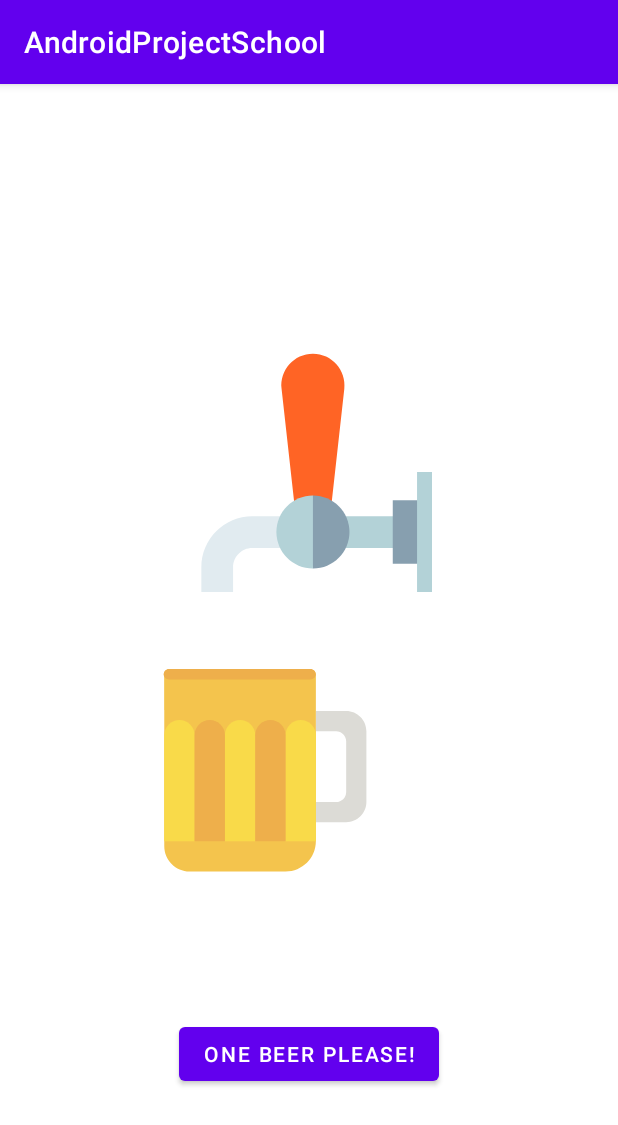
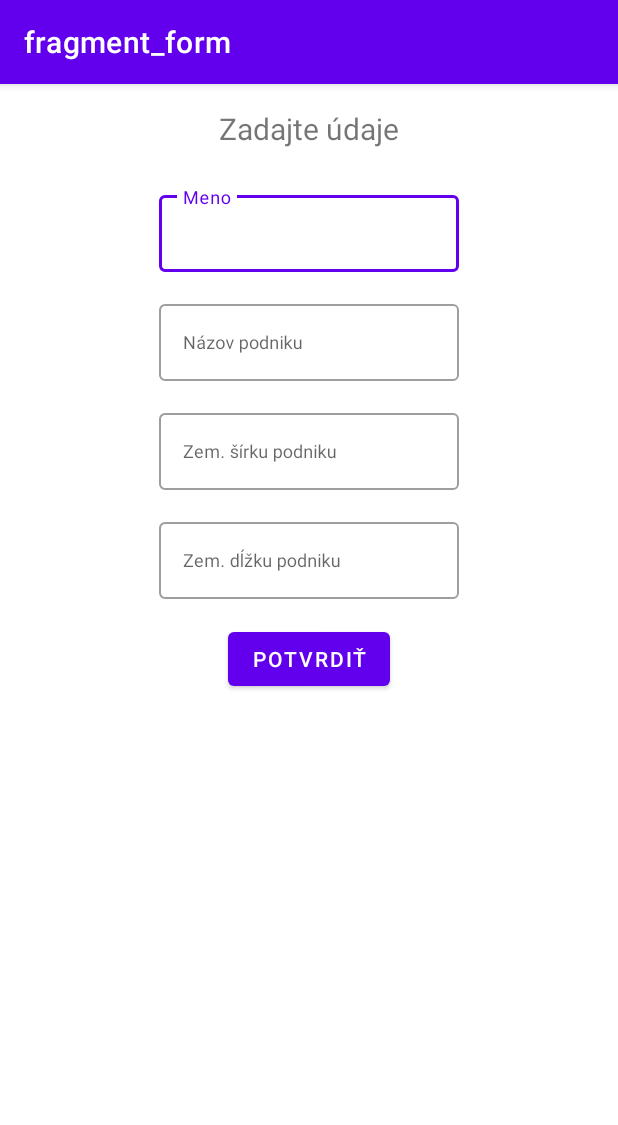
Before and after one commit to enivill/I-MOBV, an Android app: the screen it shows after launch (MainActivity), on a phone screen of 412 x 824 dp. Shown: the top 1125 px of the screen. Run offline under Robolectric (Android 15) with nearby library versions, the phone set to English and light mode, and no system bars; our stand-ins replace navigation-ui.

Commit message:
add fragments

```diff
--- /dev/null
+++ b/app/src/main/java/sk/mobv/androidprojectschool/BusinessFragment.kt
@@ -0,0 +1,59 @@
+package sk.mobv.androidprojectschool
+
+import android.os.Bundle
+import androidx.fragment.app.Fragment
+import android.view.LayoutInflater
+import android.view.View
+import android.view.ViewGroup
+
+// TODO: Rename parameter arguments, choose names that match
+// the fragment initialization parameters, e.g. ARG_ITEM_NUMBER
+private const val ARG_PARAM1 = "param1"
+private const val ARG_PARAM2 = "param2"
+
+/**
+ * A simple [Fragment] subclass.
+ * Use the [BusinessFragment.newInstance] factory method to
+ * create an instance of this fragment.
+ */
+class BusinessFragment : Fragment() {
+    // TODO: Rename and change types of parameters
+    private var param1: String? = null
+    private var param2: String? = null
+
+    override fun onCreate(savedInstanceState: Bundle?) {
+        super.onCreate(savedInstanceState)
+        arguments?.let {
+            param1 = it.getString(ARG_PARAM1)
+            param2 = it.getString(ARG_PARAM2)
+        }
+    }
+
+    override fun onCreateView(
+        inflater: LayoutInflater, container: ViewGroup?,
+        savedInstanceState: Bundle?
+    ): View? {
+        // Inflate the layout for this fragment
+        return inflater.inflate(R.layout.fragment_business, container, false)
+    }
+
+    companion object {
+        /**
+         * Use this factory method to create a new instance of
+         * this fragment using the provided parameters.
+         *
+         * @param param1 Parameter 1.
+         * @param param2 Parameter 2.
+         * @return A new instance of fragment BusinessFragment.
+         */
+        // TODO: Rename and change types and number of parameters
+        @JvmStatic
+        fun newInstance(param1: String, param2: String) =
+            BusinessFragment().apply {
+                arguments = Bundle().apply {
+                    putString(ARG_PARAM1, param1)
+                    putString(ARG_PARAM2, param2)
+                }
+            }
+    }
+}
--- /dev/null
+++ b/app/src/main/java/sk/mobv/androidprojectschool/FormFragment.kt
@@ -0,0 +1,49 @@
+package sk.mobv.androidprojectschool
+
+import android.os.Bundle
+import androidx.fragment.app.Fragment
+import android.view.LayoutInflater
+import android.view.View
+import android.view.ViewGroup
+import androidx.navigation.findNavController
+import sk.mobv.androidprojectschool.databinding.FragmentFormBinding
+
+// TODO: Rename parameter arguments, choose names that match
+// the fragment initialization parameters, e.g. ARG_ITEM_NUMBER
+private const val ARG_PARAM1 = "param1"
+private const val ARG_PARAM2 = "param2"
+
+/**
+ * A simple [Fragment] subclass.
+ * Use the [FormFragment.newInstance] factory method to
+ * create an instance of this fragment.
+ */
+class FormFragment : Fragment(){
+
+
+    private var _binding: FragmentFormBinding? = null
+    private val binding get() = _binding!!
+
+
+    override fun onCreate(savedInstanceState: Bundle?) {
+        super.onCreate(savedInstanceState)
+    }
+
+    override fun onCreateView(
+        inflater: LayoutInflater, container: ViewGroup?,
+        savedInstanceState: Bundle?
+    ): View? {
+        // Inflate the layout for this fragment
+        _binding = FragmentFormBinding.inflate(inflater, container, false)
+
+        return binding.root
+    }
+
+    override fun onViewCreated(view: View, savedInstanceState: Bundle?) {
+        super.onViewCreated(view, savedInstanceState)
+        binding.btnFormSubmit.setOnClickListener {
+            val action = FormFragmentDirections.actionFormFragmentToBusinessFragment()
+            view.findNavController().navigate(action)
+        }
+    }
+}
--- a/app/src/main/java/sk/mobv/androidprojectschool/MainActivity.kt
+++ b/app/src/main/java/sk/mobv/androidprojectschool/MainActivity.kt
@@ -3,13 +3,17 @@ package sk.mobv.androidprojectschool
 import androidx.appcompat.app.AppCompatActivity
 import android.os.Bundle
 import android.widget.Button
+import androidx.navigation.NavController
+import androidx.navigation.fragment.NavHostFragment
+import androidx.navigation.ui.setupActionBarWithNavController
 import com.airbnb.lottie.LottieAnimationView
+import sk.mobv.androidprojectschool.databinding.ActivityMainBinding
 
 //for binding
 //import sk.mobv.animation.databinding.ActivityMainBinding
 
 class MainActivity : AppCompatActivity() {
-
+    private lateinit var navController: NavController
     // WITH BINDING
 
     //    lateinit var binding: ActivityMainBinding
@@ -24,17 +28,23 @@ class MainActivity : AppCompatActivity() {
 //    }
     override fun onCreate(savedInstanceState: Bundle?) {
         super.onCreate(savedInstanceState)
-        setContentView(R.layout.activity_main)
 
-        val button: Button = findViewById(R.id.button)
-        button.setOnClickListener {
-            startAnimation()
-        }
+        val binding = ActivityMainBinding.inflate(layoutInflater)
+        setContentView(binding.root)
+
+        val navHostFragment = supportFragmentManager
+            .findFragmentById(R.id.nav_host_fragment) as NavHostFragment
+        navController = navHostFragment.navController
+
+        setupActionBarWithNavController(navController)
+    }
+    override fun onSupportNavigateUp(): Boolean {
+        return navController.navigateUp() || super.onSupportNavigateUp()
     }
 
-    private fun startAnimation() {
-        val animationView: LottieAnimationView = findViewById(R.id.animation_view)
-        animationView.playAnimation()
-    }
+//    private fun startAnimation() {
+//        val animationView: LottieAnimationView = findViewById(R.id.animation_view)
+//        animationView.playAnimation()
+//    }
 
 }
--- a/app/src/main/res/layout/activity_main.xml
+++ b/app/src/main/res/layout/activity_main.xml
@@ -2,38 +2,16 @@
 
 <androidx.constraintlayout.widget.ConstraintLayout xmlns:android="http://schemas.android.com/apk/res/android"
     xmlns:app="http://schemas.android.com/apk/res-auto"
-    xmlns:tools="http://schemas.android.com/tools"
     android:layout_width="match_parent"
     android:layout_height="match_parent"
     android:layout_marginTop="16dp">
 
-
-    <com.airbnb.lottie.LottieAnimationView
-        android:id="@+id/animation_view"
-        android:layout_width="0dp"
-        android:layout_height="0dp"
-        android:layout_marginStart="32dp"
-        android:layout_marginEnd="32dp"
-        android:adjustViewBounds="true"
-        app:lottie_rawRes="@raw/beer_refill"
-        app:layout_constraintBottom_toBottomOf="parent"
-        app:layout_constraintDimensionRatio="1:1"
-        app:layout_constraintEnd_toEndOf="parent"
-        app:layout_constraintStart_toStartOf="parent"
-        app:layout_constraintTop_toTopOf="parent"
-        app:layout_constraintVertical_bias="0.4"
-        app:lottie_loop="false"
-        app:lottie_speed="1"
-        tools:ignore="ContentDescription" />
-
-    <Button
-        android:id="@+id/button"
-        android:layout_width="wrap_content"
-        android:layout_height="wrap_content"
-        android:text="@string/button_text"
-        app:layout_constraintBottom_toBottomOf="parent"
-        app:layout_constraintEnd_toEndOf="parent"
-        app:layout_constraintStart_toStartOf="parent"
-        app:layout_constraintTop_toBottomOf="@+id/animation_view" />
+    <androidx.fragment.app.FragmentContainerView
+        android:id="@+id/nav_host_fragment"
+        android:name="androidx.navigation.fragment.NavHostFragment"
+        android:layout_width="match_parent"
+        android:layout_height="match_parent"
+        app:defaultNavHost="true"
+        app:navGraph="@navigation/nav_graph"/>
 
 </androidx.constraintlayout.widget.ConstraintLayout>
--- /dev/null
+++ b/app/src/main/res/layout/fragment_business.xml
@@ -0,0 +1,35 @@
+<?xml version="1.0" encoding="utf-8"?>
+<FrameLayout xmlns:android="http://schemas.android.com/apk/res/android"
+    xmlns:tools="http://schemas.android.com/tools"
+    xmlns:app="http://schemas.android.com/apk/res-auto"
+    android:layout_width="match_parent"
+    android:layout_height="match_parent"
+    tools:context=".BusinessFragment">
+
+    <!-- TODO: Update blank fragment layout -->
+    <TextView
+        android:layout_width="match_parent"
+        android:layout_height="match_parent"
+        android:text="@string/business_name" />
+
+<!--    <com.airbnb.lottie.LottieAnimationView-->
+<!--        android:id="@+id/animation_view"-->
+<!--        android:layout_width="0dp"-->
+<!--        android:layout_height="0dp"-->
+<!--        android:layout_marginStart="32dp"-->
+<!--        android:layout_marginEnd="32dp"-->
+<!--        android:adjustViewBounds="true"-->
+<!--        app:lottie_rawRes="@raw/beer_refill"-->
+<!--        app:layout_constraintBottom_toBottomOf="parent"-->
+<!--        app:layout_constraintDimensionRatio="1:1"-->
+<!--        app:layout_constraintEnd_toEndOf="parent"-->
+<!--        app:layout_constraintStart_toStartOf="parent"-->
+<!--        app:layout_constraintTop_toTopOf="parent"-->
+<!--        app:layout_constraintVertical_bias="0.4"-->
+<!--        app:lottie_loop="false"-->
+<!--        app:lottie_speed="1"-->
+<!--        tools:ignore="ContentDescription" />-->
+
+
+
+</FrameLayout>
--- /dev/null
+++ b/app/src/main/res/layout/fragment_form.xml
@@ -0,0 +1,99 @@
+<?xml version="1.0" encoding="utf-8"?>
+<androidx.constraintlayout.widget.ConstraintLayout xmlns:android="http://schemas.android.com/apk/res/android"
+    xmlns:app="http://schemas.android.com/apk/res-auto"
+    xmlns:tools="http://schemas.android.com/tools"
+    android:layout_width="match_parent"
+    android:layout_height="match_parent"
+    android:padding="16dp"
+    tools:context=".FormFragment">
+
+
+    <com.google.android.material.textfield.TextInputLayout
+        android:id="@+id/til_name"
+        android:layout_width="200dp"
+        android:layout_height="wrap_content"
+        android:layout_marginTop="25dp"
+        app:layout_constraintEnd_toEndOf="parent"
+        app:layout_constraintStart_toStartOf="parent"
+        app:layout_constraintTop_toBottomOf="@+id/textView">
+
+        <com.google.android.material.textfield.TextInputEditText
+            android:id="@+id/edit_text_name"
+            android:layout_width="match_parent"
+            android:layout_height="wrap_content"
+            android:hint="@string/form_name"
+            android:textSize="@dimen/edit_text" />
+    </com.google.android.material.textfield.TextInputLayout>
+
+    <com.google.android.material.textfield.TextInputLayout
+        android:id="@+id/til_business_name"
+        android:layout_width="200dp"
+        android:layout_height="wrap_content"
+        android:layout_marginTop="16dp"
+        app:layout_constraintEnd_toEndOf="parent"
+        app:layout_constraintStart_toStartOf="parent"
+        app:layout_constraintTop_toBottomOf="@+id/til_name">
+
+        <com.google.android.material.textfield.TextInputEditText
+            android:id="@+id/edit_text_business_name"
+            android:layout_width="match_parent"
+            android:layout_height="wrap_content"
+            android:hint="@string/form_business_name"
+            android:textSize="@dimen/edit_text" />
+    </com.google.android.material.textfield.TextInputLayout>
+
+    <com.google.android.material.textfield.TextInputLayout
+        android:id="@+id/til_latitude"
+        android:layout_width="200dp"
+        android:layout_height="wrap_content"
+        android:layout_marginTop="16dp"
+        app:layout_constraintEnd_toEndOf="parent"
+        app:layout_constraintStart_toStartOf="parent"
+        app:layout_constraintTop_toBottomOf="@+id/til_business_name">
+
+        <com.google.android.material.textfield.TextInputEditText
+            android:id="@+id/edit_text_latitude"
+            android:layout_width="match_parent"
+            android:layout_height="wrap_content"
+            android:hint="@string/form_latitude"
+            android:textSize="@dimen/edit_text" />
+    </com.google.android.material.textfield.TextInputLayout>
+
+    <com.google.android.material.textfield.TextInputLayout
+        android:id="@+id/til_longitude"
+        android:layout_width="200dp"
+        android:layout_height="wrap_content"
+        android:layout_marginTop="16dp"
+        app:layout_constraintEnd_toEndOf="parent"
+        app:layout_constraintStart_toStartOf="parent"
+        app:layout_constraintTop_toBottomOf="@+id/til_latitude">
+
+        <com.google.android.material.textfield.TextInputEditText
+            android:id="@+id/edit_text_longitude"
+            android:layout_width="match_parent"
+            android:layout_height="wrap_content"
+            android:hint="@string/form_longitude"
+            android:textSize="@dimen/edit_text" />
+    </com.google.android.material.textfield.TextInputLayout>
+
+    <Button
+        android:id="@+id/btn_form_submit"
+        android:layout_width="wrap_content"
+        android:layout_height="wrap_content"
+        android:layout_marginTop="16dp"
+        android:text="@string/form_button"
+        app:layout_constraintEnd_toEndOf="parent"
+        app:layout_constraintStart_toStartOf="parent"
+        app:layout_constraintTop_toBottomOf="@+id/til_longitude" />
+
+    <TextView
+        android:id="@+id/textView"
+        android:layout_width="wrap_content"
+        android:layout_height="wrap_content"
+        android:text="@string/form_title"
+        android:textSize="20sp"
+        app:layout_constraintEnd_toEndOf="parent"
+        app:layout_constraintStart_toStartOf="parent"
+        app:layout_constraintTop_toTopOf="parent" />
+
+</androidx.constraintlayout.widget.ConstraintLayout>
--- /dev/null
+++ b/app/src/main/res/navigation/nav_graph.xml
@@ -0,0 +1,22 @@
+<?xml version="1.0" encoding="utf-8"?>
+<navigation xmlns:android="http://schemas.android.com/apk/res/android"
+    xmlns:app="http://schemas.android.com/apk/res-auto"
+    xmlns:tools="http://schemas.android.com/tools"
+    android:id="@+id/nav_graph.xml"
+    app:startDestination="@id/formFragment">
+
+    <fragment
+        android:id="@+id/formFragment"
+        android:name="sk.mobv.androidprojectschool.FormFragment"
+        android:label="fragment_form"
+        tools:layout="@layout/fragment_form" >
+        <action
+            android:id="@+id/action_formFragment_to_businessFragment"
+            app:destination="@id/businessFragment" />
+    </fragment>
+    <fragment
+        android:id="@+id/businessFragment"
+        android:name="sk.mobv.androidprojectschool.BusinessFragment"
+        android:label="fragment_business"
+        tools:layout="@layout/fragment_business" />
+</navigation>
```
